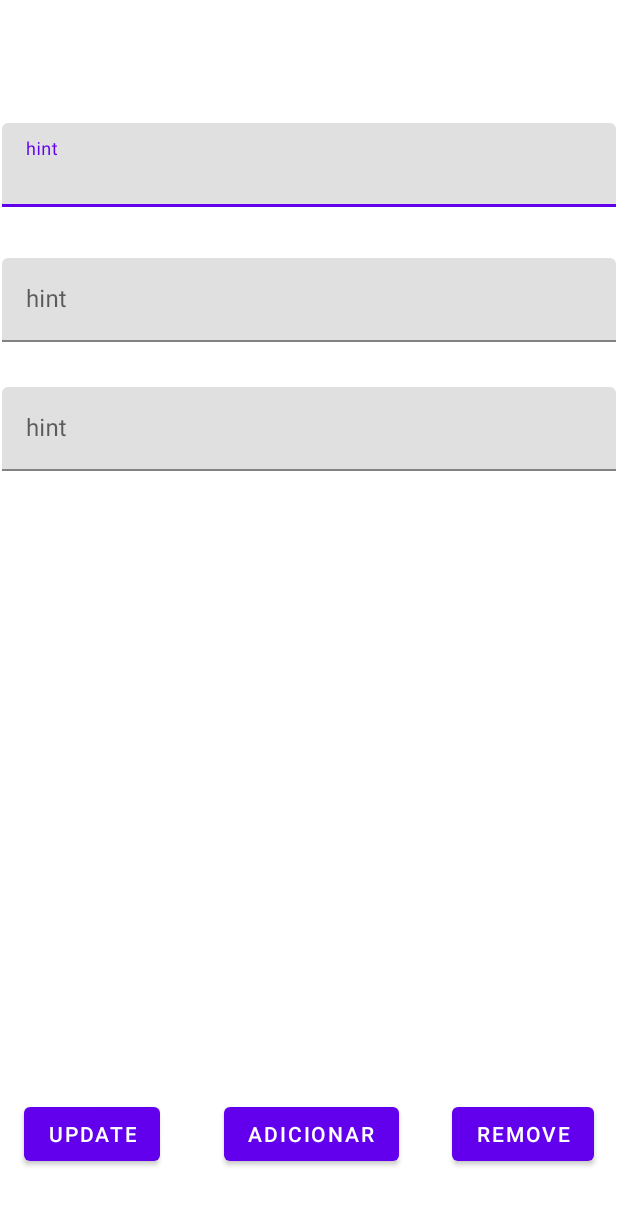
After one commit to augustofklein/JavaMobileApplications, an Android app: the layout activity_book.xml on its own in the app's theme, with its tools: preview values and no code run, on a phone screen of 412 x 824 dp. The commit adds this screen. Shown: the top 1205 px of the screen. Run offline under Robolectric (Android 15) with nearby library versions, the phone set to English and light mode, and no system bars.

Commit message:
Adding maintenance processes

```diff
--- a/BookDatabase/app/src/main/java/br/ucs/android/bookdatabase/BDSQLiteHelper.java
+++ b/BookDatabase/app/src/main/java/br/ucs/android/bookdatabase/BDSQLiteHelper.java
@@ -69,9 +69,9 @@ public class BDSQLiteHelper extends SQLiteOpenHelper {
     private Book cursorToBook(Cursor cursor) {
         Book book = new Book();
         book.setId(Integer.parseInt(cursor.getString(0)));
-        book.setTitulo(cursor.getString(1));
-        book.setAutor(cursor.getString(2));
-        book.setAno(Integer.parseInt(cursor.getString(3)));
+        book.setTitle(cursor.getString(1));
+        book.setAuthor(cursor.getString(2));
+        book.setYear(Integer.parseInt(cursor.getString(3)));
         return book;
     }
 
--- a/BookDatabase/app/src/main/java/br/ucs/android/bookdatabase/Book.java
+++ b/BookDatabase/app/src/main/java/br/ucs/android/bookdatabase/Book.java
@@ -22,19 +22,19 @@ public class Book {
     public String getTitle() {
         return title;
     }
-    public void setTitulo(String title) {
+    public void setTitle(String title) {
         this.title = title;
     }
     public String getAuthor() {
         return author;
     }
-    public void setAutor(String author) {
+    public void setAuthor(String author) {
         this.author = author;
     }
     public int getYear() {
         return year;
     }
-    public void setAno(int year) {
+    public void setYear(int year) {
         this.year = year;
     }
 }
--- /dev/null
+++ b/BookDatabase/app/src/main/res/layout/activity_book.xml
@@ -0,0 +1,108 @@
+<?xml version="1.0" encoding="utf-8"?>
+<androidx.constraintlayout.widget.ConstraintLayout xmlns:android="http://schemas.android.com/apk/res/android"
+    xmlns:app="http://schemas.android.com/apk/res-auto"
+    xmlns:tools="http://schemas.android.com/tools"
+    android:layout_width="match_parent"
+    android:layout_height="match_parent">
+
+    <Button
+        android:id="@+id/btnAdd"
+        android:layout_width="wrap_content"
+        android:layout_height="wrap_content"
+        android:text="Adicionar"
+        app:layout_constraintBaseline_toBaselineOf="@+id/btnRemove"
+        app:layout_constraintEnd_toStartOf="@+id/btnRemove"
+        app:layout_constraintStart_toEndOf="@+id/btnUpdate" />
+
+    <Button
+        android:id="@+id/btnUpdate"
+        android:layout_width="wrap_content"
+        android:layout_height="wrap_content"
+        android:layout_marginStart="16dp"
+        android:layout_marginEnd="7dp"
+        android:layout_marginBottom="44dp"
+        android:text="Update"
+        app:layout_constraintBottom_toBottomOf="parent"
+        app:layout_constraintEnd_toStartOf="@+id/btnAdd"
+        app:layout_constraintHorizontal_chainStyle="spread_inside"
+        app:layout_constraintStart_toStartOf="parent" />
+
+    <Button
+        android:id="@+id/btnRemove"
+        android:layout_width="wrap_content"
+        android:layout_height="wrap_content"
+        android:layout_marginEnd="16dp"
+        android:layout_marginBottom="44dp"
+        android:text="Remove"
+        app:layout_constraintBottom_toBottomOf="parent"
+        app:layout_constraintEnd_toEndOf="parent"
+        app:layout_constraintStart_toEndOf="@+id/btnAdd" />
+
+    <com.google.android.material.textfield.TextInputLayout
+        android:id="@+id/textInputLayout"
+        android:layout_width="0dp"
+        android:layout_height="wrap_content"
+        android:layout_marginStart="1dp"
+        android:layout_marginTop="82dp"
+        android:layout_marginEnd="1dp"
+        app:layout_constraintEnd_toEndOf="parent"
+        app:layout_constraintStart_toStartOf="parent"
+        app:layout_constraintTop_toTopOf="parent">
+
+        <com.google.android.material.textfield.TextInputEditText
+            android:id="@+id/edName"
+            android:layout_width="match_parent"
+            android:layout_height="wrap_content"
+            android:hint="hint" />
+    </com.google.android.material.textfield.TextInputLayout>
+
+    <com.google.android.material.textfield.TextInputLayout
+        android:id="@+id/textInputLayout2"
+        android:layout_width="0dp"
+        android:layout_height="wrap_content"
+        android:layout_marginStart="1dp"
+        android:layout_marginTop="62dp"
+        android:layout_marginEnd="1dp"
+        app:layout_constraintEnd_toEndOf="parent"
+        app:layout_constraintStart_toStartOf="parent"
+        app:layout_constraintTop_toBottomOf="@+id/textInputLayout">
+
+    </com.google.android.material.textfield.TextInputLayout>
+
+    <com.google.android.material.textfield.TextInputLayout
+        android:id="@+id/textInputLayout3"
+        android:layout_width="0dp"
+        android:layout_height="wrap_content"
+        android:layout_marginStart="1dp"
+        android:layout_marginEnd="1dp"
+        app:layout_constraintBottom_toTopOf="@+id/textInputLayout2"
+        app:layout_constraintEnd_toEndOf="parent"
+        app:layout_constraintStart_toStartOf="parent"
+        app:layout_constraintTop_toTopOf="@+id/textInputLayout2">
+
+        <com.google.android.material.textfield.TextInputEditText
+            android:id="@+id/edAuthor"
+            android:layout_width="match_parent"
+            android:layout_height="wrap_content"
+            android:hint="hint" />
+    </com.google.android.material.textfield.TextInputLayout>
+
+    <com.google.android.material.textfield.TextInputLayout
+        android:id="@+id/textInputLayout4"
+        android:layout_width="0dp"
+        android:layout_height="wrap_content"
+        android:layout_marginStart="1dp"
+        android:layout_marginTop="30dp"
+        android:layout_marginEnd="1dp"
+        app:layout_constraintEnd_toEndOf="parent"
+        app:layout_constraintStart_toStartOf="parent"
+        app:layout_constraintTop_toBottomOf="@+id/textInputLayout3">
+
+        <com.google.android.material.textfield.TextInputEditText
+            android:id="@+id/edYear"
+            android:layout_width="match_parent"
+            android:layout_height="wrap_content"
+            android:hint="hint" />
+    </com.google.android.material.textfield.TextInputLayout>
+
+</androidx.constraintlayout.widget.ConstraintLayout>
--- a/BookDatabase/app/src/main/res/values/strings.xml
+++ b/BookDatabase/app/src/main/res/values/strings.xml
@@ -9,4 +9,6 @@
 
     <string name="hello_first_fragment">Hello first fragment</string>
     <string name="hello_second_fragment">Hello second fragment. Arg: %1$s</string>
+    <string name="confirmar_exclusao">EXCLUSAO?</string>>
+    <string name="quer_mesmo_apagar">Deseja mesmo realizar a exclusão?</string>>
 </resources>
```
Also changed, not shown: BookDatabase/app/src/main/java/br/ucs/android/bookdatabase/BookActivity.java (added, +35 -0 lines), BookDatabase/app/src/main/java/br/ucs/android/bookdatabase/BooksAdapter.java (added, +33 -0 lines), BookDatabase/app/src/main/java/br/ucs/android/bookdatabase/EditBookActivity.java (added, +71 -0 lines), BookDatabase/app/src/main/java/br/ucs/android/bookdatabase/MainActivity.java (+36 -11 lines), BookDatabase/app/src/main/res/layout/activity_main.xml (+9 -2 lines), BookDatabase/app/src/main/res/layout/line.xml (added, +34 -0 lines).
